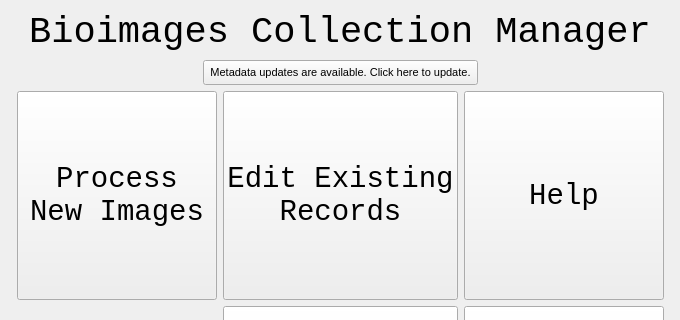
The window that src/startwindow.ui (kopolzin/bioimages-collection-manager) describes before a commit, drawn with Qt 5; both pictures show x 0 to 680 and y 0 to 320 of the 680 by 526 pixel window.
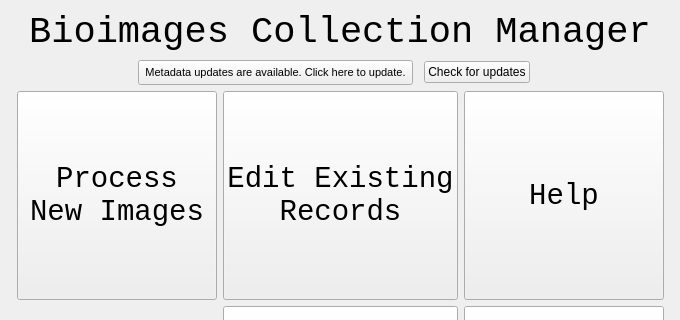
The same window after the commit. Icons and pictures are not drawn.

Commit message: Added manual checking for metadata updates

What changed in the file:
```diff
--- a/src/startwindow.ui
+++ b/src/startwindow.ui
@@ -148,6 +148,36 @@
        </property>
       </widget>
      </item>
+     <item>
+      <spacer name="horizontalSpacer_7">
+       <property name="orientation">
+        <enum>Qt::Horizontal</enum>
+       </property>
+       <property name="sizeType">
+        <enum>QSizePolicy::Fixed</enum>
+       </property>
+       <property name="sizeHint" stdset="0">
+        <size>
+         <width>5</width>
+         <height>20</height>
+        </size>
+       </property>
+      </spacer>
+     </item>
+     <item>
+      <widget class="QPushButton" name="checkUpdatesButton">
+       <property name="text">
+        <string>Check for updates</string>
+       </property>
+      </widget>
+     </item>
+     <item>
+      <widget class="QLabel" name="lastCheck">
+       <property name="text">
+        <string/>
+       </property>
+      </widget>
+     </item>
      <item>
       <spacer name="horizontalSpacer_2">
        <property name="orientation">
```
Left out of the diff: 3 changed lines with no effect on the pictures. The commit also changes 2 other files.
